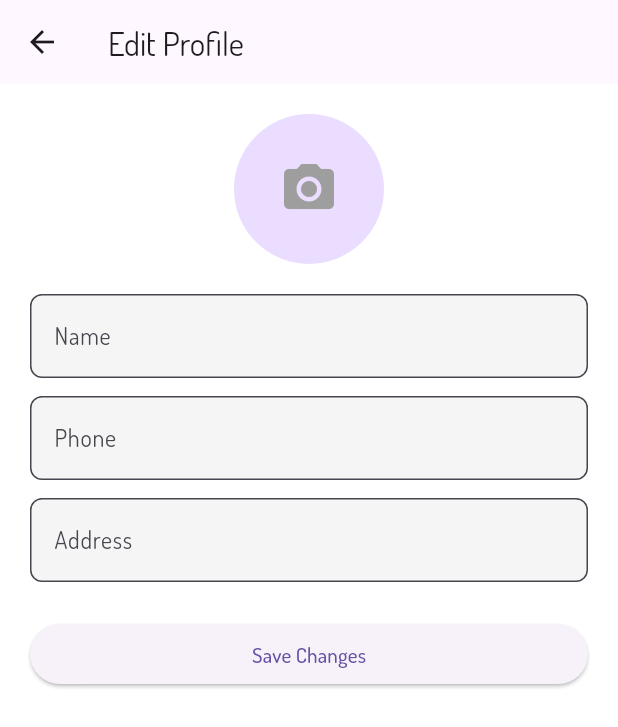
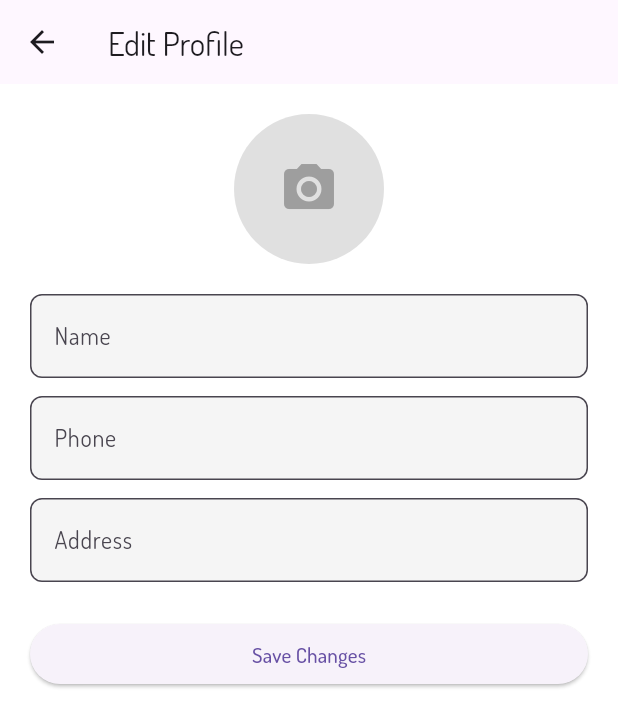
Before and after one commit to AaryanBasnet/venureapp, a Flutter app: the ProfileScreen screen opened directly, after a tap on "Edit Profile", on a phone screen of 412 x 824 dp. Shown: the top 727 px of the screen. Run offline on Flutter 3.47's test engine with Material 3 defaults, Android fonts, the phone set to English and light mode, and no system bars; our stand-ins replace cached_network_image, dartz, dio, equatable, flutter_bloc, get_it and 9 more; missing offline and left inert: flutter_stripe; accounts and stored records are empty; network calls fail; project files that could hold a hidden picture were left out.

Commit message:
feat(profile): enhance profile screens with improved UI and functionality for quick actions. added profile image update feature

```diff
--- a/lib/features/profile/data/data_source/remote_data_source/profile_remote_data_source.dart
+++ b/lib/features/profile/data/data_source/remote_data_source/profile_remote_data_source.dart
@@ -1,5 +1,7 @@
 import 'dart:io';
 import 'package:dio/dio.dart';
+import 'package:http_parser/http_parser.dart';
+import 'package:mime/mime.dart';
 import 'package:venure/app/constant/api/api_endpoints.dart';
 import 'package:venure/core/network/api_service.dart';
 
@@ -7,15 +9,15 @@ class ProfileRemoteDataSource {
   final ApiService _apiService;
 
   ProfileRemoteDataSource({required ApiService apiService})
-      : _apiService = apiService;
+    : _apiService = apiService;
 
   Future<Map<String, dynamic>> getUserProfile(String token) async {
     try {
       final response = await _apiService.dio.get(
         ApiEndpoints.getUserProfile,
-        options: Options(headers: {
-          HttpHeaders.authorizationHeader: 'Bearer $token',
-        }),
+        options: Options(
+          headers: {HttpHeaders.authorizationHeader: 'Bearer $token'},
+        ),
       );
 
       if (response.statusCode == 200) {
@@ -25,7 +27,8 @@ class ProfileRemoteDataSource {
       }
     } on DioException catch (e) {
       throw Exception(
-          'Profile fetch error: ${e.response?.data['message'] ?? e.message}');
+        'Profile fetch error: ${e.response?.data['message'] ?? e.message}',
+      );
     }
   }
 
@@ -37,13 +40,24 @@ class ProfileRemoteDataSource {
     File? avatarFile,
   }) async {
     try {
-      final formData = FormData.fromMap({
+      Map<String, dynamic> data = {
         'name': name,
         'phone': phone,
         'address': address,
-        if (avatarFile != null)
-          'profileImage': await MultipartFile.fromFile(avatarFile.path),
-      });
+      };
+
+      if (avatarFile != null) {
+        final mimeType =
+            lookupMimeType(avatarFile.path) ?? 'application/octet-stream';
+        final mimeParts = mimeType.split('/');
+
+        data['profileImage'] = await MultipartFile.fromFile(
+          avatarFile.path,
+          contentType: MediaType(mimeParts[0], mimeParts[1]),
+        );
+      }
+
+      final formData = FormData.fromMap(data);
 
       final response = await _apiService.dio.put(
         ApiEndpoints.updateUserProfile,
@@ -61,7 +75,8 @@ class ProfileRemoteDataSource {
       }
     } on DioException catch (e) {
       throw Exception(
-          'Profile update error: ${e.response?.data['message'] ?? e.message}');
+        'Profile update error: ${e.response?.data['message'] ?? e.message}',
+      );
     }
   }
 }
--- a/lib/features/profile/presentation/view/edit_profile_screen.dart
+++ b/lib/features/profile/presentation/view/edit_profile_screen.dart
@@ -2,6 +2,7 @@ import 'dart:io';
 import 'package:flutter/material.dart';
 import 'package:flutter_bloc/flutter_bloc.dart';
 import 'package:image_picker/image_picker.dart';
+import 'package:venure/core/utils/url_utils.dart';
 import 'package:venure/features/profile/presentation/view_model/profile_event.dart';
 import 'package:venure/features/profile/presentation/view_model/profile_state.dart';
 import 'package:venure/features/profile/presentation/view_model/profile_view_model.dart';
@@ -35,24 +36,28 @@ class _EditProfileScreenState extends State<EditProfileScreen> {
               Center(
                 child: GestureDetector(
                   onTap: _pickImage,
-                  child: CircleAvatar(
+                  child:
+                      _avatarFile != null
+                          ? CircleAvatar(
                             radius: 50,
-                    backgroundImage:
-                        _avatarFile != null
-                            ? FileImage(_avatarFile!)
+                            backgroundImage: FileImage(_avatarFile!),
+                          )
                           : (state.avatar != null
-                                    ? NetworkImage(state.avatar!)
-                                    : null)
-                                as ImageProvider?,
-                    child:
-                        _avatarFile == null && state.avatar == null
-                            ? const Icon(
+                              ? CircleAvatar(
+                                radius: 50,
+                                backgroundImage: NetworkImage(
+                                  UrlUtils.buildFullUrl(state.avatar!),
+                                ),
+                              )
+                              : CircleAvatar(
+                                radius: 50,
+                                backgroundColor: Colors.grey.shade300,
+                                child: const Icon(
                                   Icons.camera_alt,
                                   size: 40,
                                   color: Colors.grey,
-                            )
-                            : null,
                                 ),
+                              )),
                 ),
               ),
               const SizedBox(height: 20),
@@ -89,6 +94,10 @@ class _EditProfileScreenState extends State<EditProfileScreen> {
     final picker = ImagePicker();
     final picked = await picker.pickImage(source: ImageSource.gallery);
     if (picked != null) {
+      final extension = picked.path.split('.').last;
+      print('Picked file path: ${picked.path}');
+      print('File extension: $extension');
+
       setState(() {
         _avatarFile = File(picked.path);
       });
--- a/lib/features/profile/presentation/view/profile_screen.dart
+++ b/lib/features/profile/presentation/view/profile_screen.dart
@@ -268,21 +268,35 @@ class _ProfileScreenState extends State<ProfileScreen> {
   Widget _buildQuickActions(BuildContext context) {
     final profileViewModel = context.read<ProfileViewModel>();
 
-    return Column(
+    return Container(
+      margin: const EdgeInsets.symmetric(vertical: 20),
+      padding: const EdgeInsets.all(16),
+      decoration: BoxDecoration(
+        color: Colors.white,
+        borderRadius: BorderRadius.circular(16),
+        boxShadow: [
+          BoxShadow(
+            color: Colors.black.withOpacity(0.05),
+            blurRadius: 10,
+            offset: const Offset(0, 4),
+          ),
+        ],
+      ),
+      child: Column(
         crossAxisAlignment: CrossAxisAlignment.start,
         children: [
           const Text(
             "Quick Actions",
-          style: TextStyle(fontSize: 20, fontWeight: FontWeight.w700),
+            style: TextStyle(fontSize: 22, fontWeight: FontWeight.bold),
           ),
-        const SizedBox(height: 12),
-        Row(
-          children: [
-            const SizedBox(width: 12),
-            Expanded(
-              child: OutlinedButton.icon(
-                onPressed:
-                    () => Navigator.push(
+          const SizedBox(height: 16),
+
+          // Bookings Button
+          SizedBox(
+            width: double.infinity,
+            child: ElevatedButton.icon(
+              onPressed: () {
+                Navigator.push(
                   context,
                   MaterialPageRoute(
                     builder:
@@ -291,22 +305,27 @@ class _ProfileScreenState extends State<ProfileScreen> {
                               serviceLocator<GetMyBookingsUseCase>(),
                         ),
                   ),
-                    ),
-                style: OutlinedButton.styleFrom(
-                  side: const BorderSide(color: Colors.grey),
+                );
+              },
+              icon: const Icon(Icons.history),
+              label: const Text("My Bookings"),
+              style: ElevatedButton.styleFrom(
+                backgroundColor: Colors.blueGrey[50],
+                foregroundColor: Colors.black87,
+                elevation: 0,
                 padding: const EdgeInsets.symmetric(vertical: 16),
                 shape: RoundedRectangleBorder(
                   borderRadius: BorderRadius.circular(12),
                 ),
               ),
-                icon: const Icon(Icons.history),
-                label: const Text("Bookings"),
             ),
           ),
-          ],
-        ),
           const SizedBox(height: 12),
-        OutlinedButton.icon(
+
+          // Edit Profile
+          SizedBox(
+            width: double.infinity,
+            child: ElevatedButton.icon(
               onPressed: () {
                 Navigator.push(
                   context,
@@ -321,27 +340,54 @@ class _ProfileScreenState extends State<ProfileScreen> {
               },
               icon: const Icon(Icons.edit),
               label: const Text("Edit Profile"),
-        ),
-        const SizedBox(height: 12),
-        OutlinedButton.icon(
-          onPressed: () => Navigator.pushNamed(context, "/settings"),
-          style: OutlinedButton.styleFrom(
-            side: const BorderSide(color: Colors.grey),
+              style: ElevatedButton.styleFrom(
+                backgroundColor: Colors.blueGrey[50],
+                foregroundColor: Colors.black87,
+                elevation: 0,
                 padding: const EdgeInsets.symmetric(vertical: 16),
                 shape: RoundedRectangleBorder(
                   borderRadius: BorderRadius.circular(12),
                 ),
               ),
+            ),
+          ),
+          const SizedBox(height: 12),
+
+          // Settings
+          SizedBox(
+            width: double.infinity,
+            child: OutlinedButton.icon(
+              onPressed: () => Navigator.pushNamed(context, "/settings"),
               icon: const Icon(Icons.settings),
               label: const Text("Account Settings"),
+              style: OutlinedButton.styleFrom(
+                padding: const EdgeInsets.symmetric(vertical: 16),
+                shape: RoundedRectangleBorder(
+                  borderRadius: BorderRadius.circular(12),
+                ),
+              ),
+            ),
           ),
           const SizedBox(height: 12),
-        OutlinedButton.icon(
+
+          // Logout
+          SizedBox(
+            width: double.infinity,
+            child: OutlinedButton.icon(
               onPressed: () => profileViewModel.add(LogoutUser(context)),
               icon: const Icon(Icons.logout, color: Colors.red),
               label: const Text("Logout", style: TextStyle(color: Colors.red)),
+              style: OutlinedButton.styleFrom(
+                side: const BorderSide(color: Colors.red),
+                padding: const EdgeInsets.symmetric(vertical: 16),
+                shape: RoundedRectangleBorder(
+                  borderRadius: BorderRadius.circular(12),
+                ),
+              ),
+            ),
           ),
         ],
+      ),
     );
   }
 
```
Lines whose indentation alone changed are shown as unchanged.
